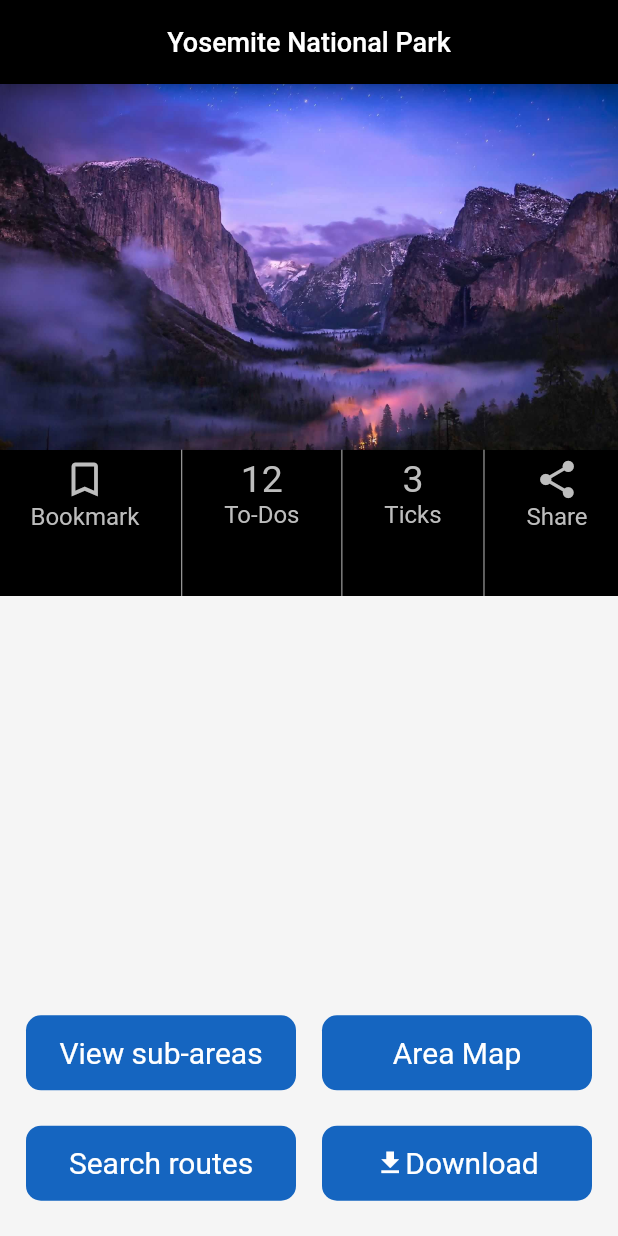
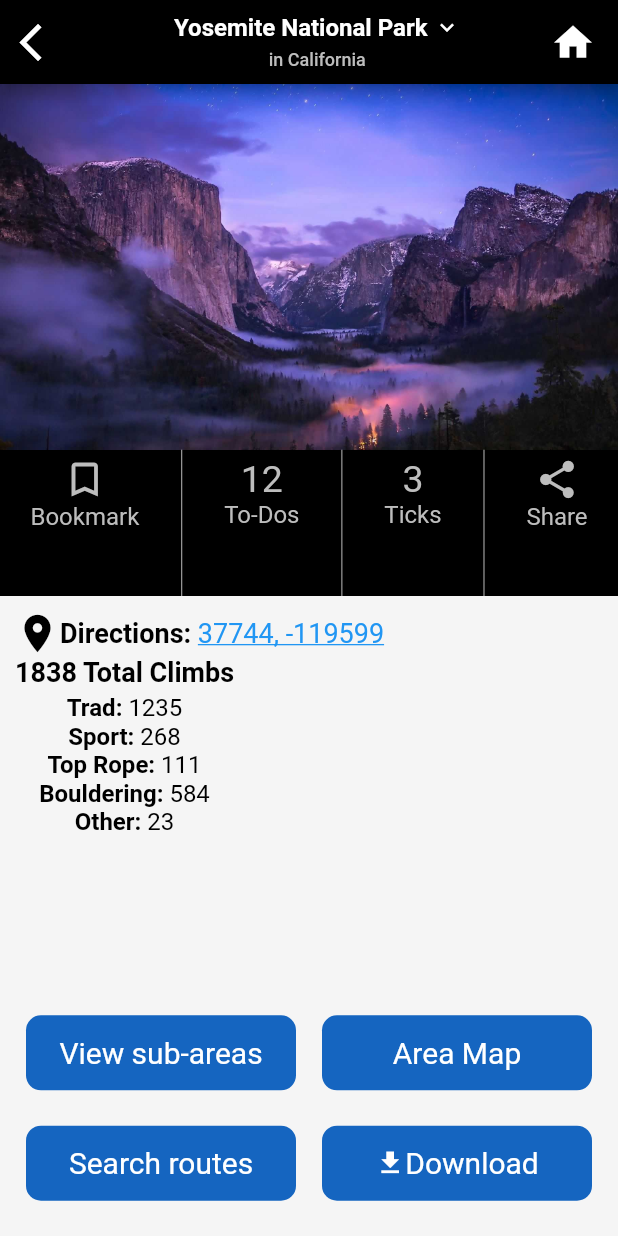
Before and after one commit to martitorras/app-flutter, a Flutter app: the screen it shows after launch, on a phone screen of 412 x 824 dp. Run offline on Flutter 3.47's test engine with Material 2 defaults, Android fonts, the phone set to English and light mode, and no system bars.

Commit message:
app bar and body

```diff
--- a/lib/main.dart
+++ b/lib/main.dart
@@ -23,12 +23,47 @@ class Zone extends StatelessWidget {
   Widget build(BuildContext context) {
     return Scaffold(
       appBar: AppBar(
-        title: Center(
-          child: Text(
-            zone.title,
-            textScaleFactor: 0.9,
+        leading: Icon(
+          Icons.arrow_back_ios,
+          size: 30.0,
+        ),
+        title: Padding(
+          padding: const EdgeInsets.all(4.0),
+          child: Center(
+            child: Column(
+              children: <Widget>[
+                Row(
+                  mainAxisAlignment: MainAxisAlignment.center,
+                  children: <Widget>[
+                    BuildText(
+                      text: '${zone.title} ',
+                      fontSize: 16,
+                      colors: Colors.white,
+                      type: FontWeight.bold,
+                    ),
+                    Icon(
+                      Icons.keyboard_arrow_down,
+                      size: 18.0,
+                    ),
+                  ],
+                ),
+                SizedBox(height: 5),
+                BuildText(
+                  text: 'in ${zone.place}',
+                  fontSize: 12,
+                  colors: Colors.grey[400],
+                ),
+              ],
             ),
           ),
+        ),
+        actions: <Widget>[
+          Icon(
+            Icons.home,
+            size: 30.0,
+          ),
+          SizedBox(width: 15),
+        ],
         backgroundColor: Colors.black,
       ),
       body: Column(
@@ -61,12 +96,10 @@ class _Buttons extends StatelessWidget {
                 width: 180,
                 height: 50,
                 child: Center(
-                  child: Text(
-                    'View sub-areas',
-                    style: TextStyle(
+                  child: BuildText(
+                    text: 'View sub-areas',
                     fontSize: 20,
-                      color: Colors.white,
-                    ),
+                    colors: Colors.white,
                   ),
                 ),
                 decoration: ShapeDecoration(
@@ -79,12 +112,10 @@ class _Buttons extends StatelessWidget {
                 width: 180,
                 height: 50,
                 child: Center(
-                  child: Text(
-                    'Search routes',
-                    style: TextStyle(
+                  child: BuildText(
+                    text: 'Search routes',
                     fontSize: 20,
-                      color: Colors.white,
-                    ),
+                    colors: Colors.white,
                   ),
                 ),
                 decoration: ShapeDecoration(
@@ -102,12 +133,10 @@ class _Buttons extends StatelessWidget {
                 width: 180,
                 height: 50,
                 child: Center(
-                  child: Text(
-                    'Area Map',
-                    style: TextStyle(
+                  child: BuildText(
+                    text: 'Area Map',
                     fontSize: 20,
-                      color: Colors.white,
-                    ),
+                    colors: Colors.white,
                   ),
                 ),
                 decoration: ShapeDecoration(
@@ -127,12 +156,10 @@ class _Buttons extends StatelessWidget {
                       color: Colors.white,
                       size: 20.0,
                     ),
-                    Text(
-                      'Download',
-                      style: TextStyle(
+                    BuildText(
+                      text: 'Download',
                       fontSize: 20,
-                        color: Colors.white,
-                      ),
+                      colors: Colors.white,
                     ),
                   ],
                 ),
@@ -158,6 +185,70 @@ class _Middle extends StatelessWidget {
   Widget build(BuildContext context) {
     return Container(
       color: Colors.grey[100],
+      child: Padding(
+        padding: const EdgeInsets.all(10.0),
+        child: Column(
+          mainAxisAlignment: MainAxisAlignment.start,
+          children: <Widget>[
+            Row(
+              children: <Widget>[
+                Icon(
+                  Icons.location_on,
+                  color: Colors.black,
+                  size: 30.0,
+                ),
+                BuildText(
+                  text: 'Directions: ',
+                  fontSize: 18,
+                  type: FontWeight.bold,
+                ),
+                BuildText(
+                  text: '${zone.latitude}, ${zone.longitude}',
+                  fontSize: 18,
+                  colors: Colors.blue,
+                  dec: TextDecoration.underline,
+                ),
+              ],
+            ),
+            Row(
+              mainAxisAlignment: MainAxisAlignment.start,
+              children: <Widget>[
+                Column(
+                  children: <Widget>[
+                    BuildText(
+                      text: '${zone.totalClimbs} Total Climbs',
+                      fontSize: 18,
+                      type: FontWeight.bold,
+                    ),
+                    SizedBox(height: 4),
+                    DoubleRow(
+                      text1: 'Trad: ',
+                      text2: '${zone.trad}',
+                    ),
+                    DoubleRow(
+                      text1: 'Sport: ',
+                      text2: '${zone.sport}',
+                    ),
+                    DoubleRow(
+                      text1: 'Top Rope: ',
+                      text2: '${zone.topRope}',
+                    ),
+                    DoubleRow(
+                      text1: 'Bouldering: ',
+                      text2: '${zone.bouldering}',
+                    ),
+                    DoubleRow(
+                      text1: 'Other: ',
+                      text2: '${zone.other}',
+                    ),
+                  ],
+                ),
+                Column(),
+              ],
+            ),
+          ],
+        ),
+      ),
     );
   }
 }
@@ -185,9 +276,6 @@ class _Image extends StatelessWidget {
             child: Row(
               mainAxisAlignment: MainAxisAlignment.spaceEvenly,
               children: <Widget>[
-                /*SizedBox(
-                  width: 10,
-                ),*/
                 Column(
                   children: <Widget>[
                     SizedBox(height: 5),
@@ -200,12 +288,10 @@ class _Image extends StatelessWidget {
                         ),
                       ),
                     ),
-                    Text(
-                      'Bookmark',
-                      style: TextStyle(
+                    BuildText(
+                      text: 'Bookmark',
                       fontSize: 16,
-                        color: Colors.grey[400],
-                      ),
+                      colors: Colors.grey[400],
                     ),
                   ],
                 ),
@@ -217,21 +303,17 @@ class _Image extends StatelessWidget {
                     SizedBox(height: 5),
                     Container(
                       child: Center(
-                        child: Text(
-                          '${zone.toDos}',
-                          style: TextStyle(
+                        child: BuildText(
+                          text: '${zone.toDos}',
                           fontSize: 25,
-                            color: Colors.grey[400],
+                          colors: Colors.grey[400],
                         ),
                       ),
                     ),
-                    ),
-                    Text(
-                      'To-Dos',
-                      style: TextStyle(
+                    BuildText(
+                      text: 'To-Dos',
                       fontSize: 16,
-                        color: Colors.grey[400],
-                      ),
+                      colors: Colors.grey[400],
                     ),
                   ],
                 ),
@@ -243,21 +325,17 @@ class _Image extends StatelessWidget {
                     SizedBox(height: 5),
                     Container(
                       child: Center(
-                        child: Text(
-                          '${zone.ticks}',
-                          style: TextStyle(
+                        child: BuildText(
+                          text: '${zone.ticks}',
                           fontSize: 25,
-                            color: Colors.grey[400],
+                          colors: Colors.grey[400],
                         ),
                       ),
                     ),
-                    ),
-                    Text(
-                      'Ticks',
-                      style: TextStyle(
+                    BuildText(
+                      text: 'Ticks',
                       fontSize: 16,
-                        color: Colors.grey[400],
-                      ),
+                      colors: Colors.grey[400],
                     ),
                   ],
                 ),
@@ -276,18 +354,13 @@ class _Image extends StatelessWidget {
                         ),
                       ),
                     ),
-                    Text(
-                      'Share',
-                      style: TextStyle(
+                    BuildText(
+                      text: 'Share',
                       fontSize: 16,
-                        color: Colors.grey[400],
-                      ),
+                      colors: Colors.grey[400],
                     ),
                   ],
                 ),
-                /*SizedBox(
-                  width: 10,
-                ),*/
               ],
             ),
           )
@@ -296,3 +369,59 @@ class _Image extends StatelessWidget {
     );
   }
 }
+
+class DoubleRow extends StatelessWidget {
+  final String text1;
+  final String text2;
+
+  DoubleRow({
+    @required this.text1,
+    @required this.text2,
+  });
+
+  @override
+  Widget build(BuildContext context) {
+    return Row(
+      children: <Widget>[
+        BuildText(
+          text: '${this.text1}',
+          fontSize: 16,
+          type: FontWeight.bold,
+        ),
+        BuildText(
+          text: '${this.text2}',
+          fontSize: 16,
+        ),
+      ],
+    );
+  }
+}
+
+class BuildText extends StatelessWidget {
+  final String text;
+  final double fontSize;
+  final Color colors;
+  final FontWeight type;
+  final TextDecoration dec;
+
+  BuildText({
+    @required this.text,
+    @required this.fontSize,
+    @optionalTypeArgs this.colors = Colors.black,
+    @optionalTypeArgs this.type,
+    @optionalTypeArgs this.dec,
+  });
+
+  @override
+  Widget build(BuildContext context) {
+    return Text(
+      '${this.text}',
+      style: TextStyle(
+        fontSize: this.fontSize,
+        color: this.colors,
+        fontWeight: this.type,
+        decoration: this.dec,
+      ),
+    );
+  }
+}
```
Lines whose indentation alone changed are shown as unchanged.
